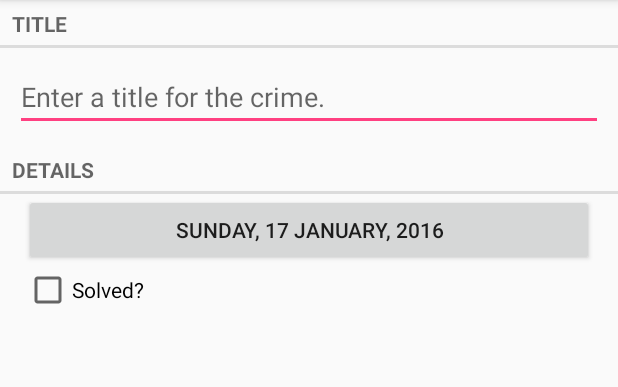
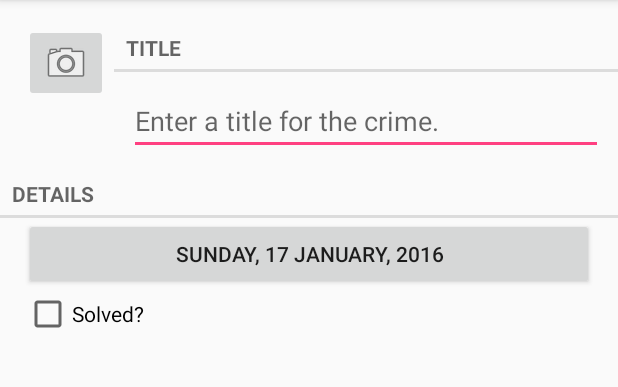
Before and after one commit to DevNock/CriminalIntent, an Android app: the CrimeFragment screen opened directly, with no data from a screen before it, on a phone screen of 412 x 824 dp, the part 84-471 px from its top. Run offline under Robolectric (Android 15) with nearby library versions, the phone set to English and light mode, and no system bars.

Commit message:
add Camera

```diff
--- a/app/src/main/java/com/google/criminalintent/CrimeFragment.java
+++ b/app/src/main/java/com/google/criminalintent/CrimeFragment.java
@@ -32,6 +32,7 @@ import java.text.SimpleDateFormat;
 import java.util.Date;
 import java.util.UUID;
 import android.support.v7.app.ActionBar;
+import android.widget.ImageButton;
 
 /**
  * Created by Sergey on 23.11.2015.
@@ -49,6 +50,7 @@ public class CrimeFragment extends Fragment {
     private EditText titleField;
     private Button crimeDateButton;
     private CheckBox crimeSolvedCheckBox;
+    private ImageButton photoButton;
 
     private static final int DELETE_RESULT = 0;
     private static final int SAVE_RESULT = 1;
@@ -109,6 +111,15 @@ public class CrimeFragment extends Fragment {
             @Override
             public void onCheckedChanged(CompoundButton buttonView, boolean isChecked) {
                 crime.setSolved(isChecked);
+            }
+        });
+
+        photoButton = (ImageButton) view.findViewById(R.id.crime_imageButton);
+        photoButton.setOnClickListener(new View.OnClickListener() {
+            @Override
+            public void onClick(View v) {
+                Intent intent = new Intent(getActivity(), CrimeCameraActivity.class);
+                startActivity(intent);
             }
         });
 
--- a/app/src/main/res/layout/fragment_crime.xml
+++ b/app/src/main/res/layout/fragment_crime.xml
@@ -5,7 +5,29 @@
     android:orientation="vertical">
 
 
+    <LinearLayout
+        android:layout_width="fill_parent"
+        android:layout_height="wrap_content"
+        android:orientation="horizontal"
+        android:layout_marginLeft="16dp"
+        android:layout_marginTop="16dp">
+        <LinearLayout
+            android:layout_width="wrap_content"
+            android:layout_height="wrap_content"
+            android:orientation="vertical"
+            android:layout_marginRight="4dp">
+            <ImageButton
+                android:id="@+id/crime_imageButton"
+                android:layout_width="match_parent"
+                android:layout_height="wrap_content"
+                android:src="@android:drawable/ic_menu_camera"/>
 
+        </LinearLayout>
+        <LinearLayout
+            android:layout_width="wrap_content"
+            android:layout_height="wrap_content"
+            android:orientation="vertical"
+            android:layout_weight="1">
             <TextView
                 style="?android:listSeparatorTextViewStyle"
                 android:layout_width="match_parent"
@@ -18,6 +40,10 @@
                 android:layout_height="wrap_content"
                 android:layout_margin="10dp"
                 android:hint="@string/crime_title_hint" />
+        </LinearLayout>
+
+    </LinearLayout>
+
 
     <TextView
         style="?android:listSeparatorTextViewStyle"
@@ -47,4 +73,5 @@
         android:layout_marginLeft="16dp"
         android:layout_marginRight="16dp"
         android:text="@string/crime_solved_label" />
+
 </LinearLayout>
--- a/app/src/main/res/layout/fragment_crime_camera.xml
+++ b/app/src/main/res/layout/fragment_crime_camera.xml
@@ -13,7 +13,7 @@
             android:layout_width="0dp"
             android:layout_height="match_parent" />
         <Button
-            android:id="@+id/crime_camera_takePictureButtton"
+            android:id="@+id/crime_camera_takePictureButton"
             android:layout_width="wrap_content"
             android:layout_height="match_parent"
             android:text="@string/take"/>
```
Also changed, not shown: app/src/main/java/com/google/criminalintent/CrimeCameraFragment.java (+83 -2 lines). Lines whose indentation alone changed are shown as unchanged.
